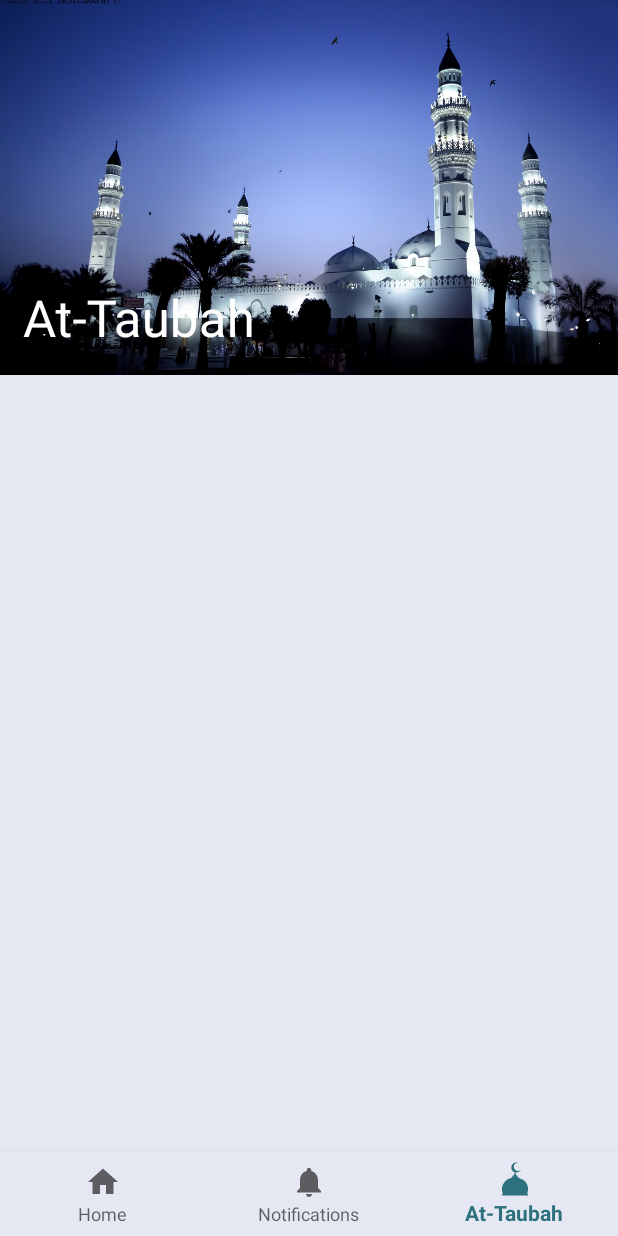
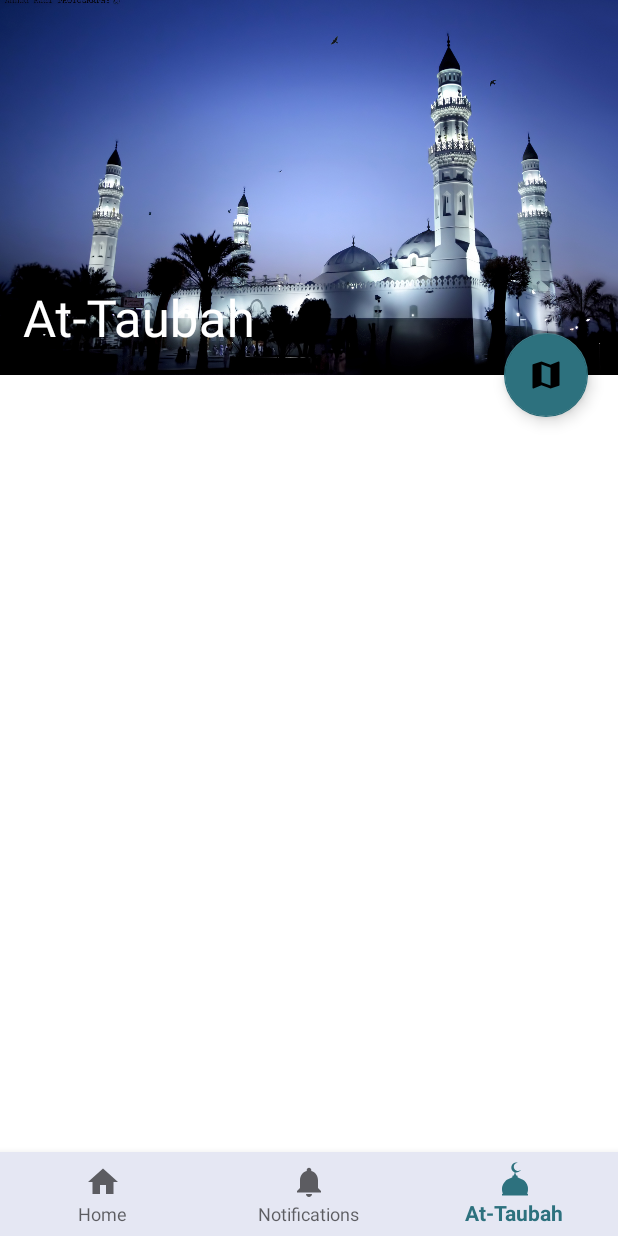
Before and after one commit to arifahmadalfian/at_taubah, an Android app: the MasjidFragment screen opened through its navigation route, on a phone screen of 412 x 824 dp. Run offline under Robolectric (Android 15) with nearby library versions, the light colour scheme and no system bars; our stand-ins replace navigation-ui; Roboto replaces fonts that are not available here.

Commit message:
menambahkan floatingActionButton pada layout masjid

```diff
--- /dev/null
+++ b/app/src/main/res/drawable/ic_baseline_map_24.xml
@@ -0,0 +1,5 @@
+<vector android:height="24dp" android:tint="#FFFFFF"
+    android:viewportHeight="24" android:viewportWidth="24"
+    android:width="24dp" xmlns:android="http://schemas.android.com/apk/res/android">
+    <path android:fillColor="@android:color/white" android:pathData="M20.5,3l-0.16,0.03L15,5.1 9,3 3.36,4.9c-0.21,0.07 -0.36,0.25 -0.36,0.48V20.5c0,0.28 0.22,0.5 0.5,0.5l0.16,-0.03L9,18.9l6,2.1 5.64,-1.9c0.21,-0.07 0.36,-0.25 0.36,-0.48V3.5c0,-0.28 -0.22,-0.5 -0.5,-0.5zM15,19l-6,-2.11V5l6,2.11V19z"/>
+</vector>
--- a/app/src/main/res/layout/fragment_masjid.xml
+++ b/app/src/main/res/layout/fragment_masjid.xml
@@ -5,6 +5,8 @@
     android:layout_width="match_parent"
     android:layout_height="match_parent"
     android:background="@color/colorBackground"
+    android:backgroundTint="#FFFFFF"
+    android:backgroundTintMode="screen"
     tools:context=".ui.masjid.MasjidFragment">
 
     <com.google.android.material.appbar.AppBarLayout
@@ -51,22 +53,23 @@
 
     </com.google.android.material.appbar.AppBarLayout>
 
+    <com.google.android.material.floatingactionbutton.FloatingActionButton
+        android:id="@+id/btn_fab_maps"
+        android:layout_width="wrap_content"
+        android:layout_height="wrap_content"
+        android:layout_marginEnd="20dp"
+        android:src="@drawable/ic_baseline_map_24"
+        app:backgroundTint="@color/colorPrimary"
+        app:layout_anchor="@id/app_bar_layout"
+        app:layout_anchorGravity="bottom|right|end" />
+
     <androidx.core.widget.NestedScrollView
         android:layout_width="match_parent"
         android:layout_height="match_parent"
         android:layout_marginBottom="?attr/actionBarSize"
         app:layout_behavior="@string/appbar_scrolling_view_behavior">
 
-        <LinearLayout
-            android:layout_width="match_parent"
-            android:layout_height="wrap_content"
-            android:orientation="vertical"
-            android:padding="16dp"
-            tools:ignore="UselessLeaf">
 
-
-
-        </LinearLayout>
 
     </androidx.core.widget.NestedScrollView>
 
```
